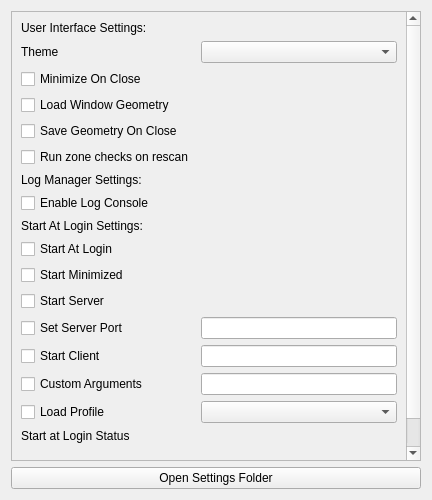
CalcProgrammer1/OpenRGB, file qt/OpenRGBSettingsPage.ui: the form before one commit.
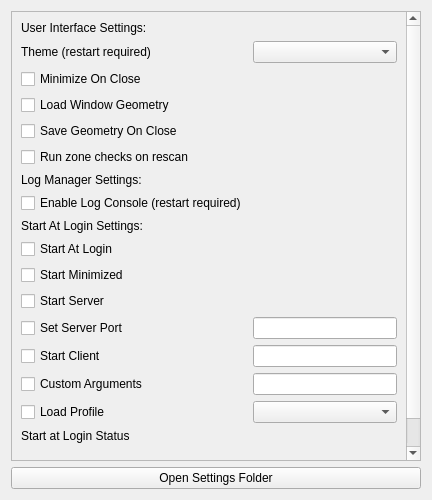
The form after the commit.

Commit message: Add a 'restart required' info near the theme and log console settings

```diff
--- a/qt/OpenRGBSettingsPage.ui
+++ b/qt/OpenRGBSettingsPage.ui
@@ -24,8 +24,8 @@
        <rect>
         <x>0</x>
         <y>0</y>
-        <width>405</width>
-        <height>465</height>
+        <width>398</width>
+        <height>554</height>
        </rect>
       </property>
       <layout class="QGridLayout" name="gridLayout_3">
@@ -150,14 +150,14 @@
        <item row="3" column="0">
         <widget class="QLabel" name="ThemeLabel">
          <property name="text">
-          <string>Theme</string>
+          <string>Theme (restart required)</string>
          </property>
         </widget>
        </item>
        <item row="9" column="0">
         <widget class="QCheckBox" name="CheckboxLogConsole">
          <property name="text">
-          <string>Enable Log Console</string>
+          <string>Enable Log Console (restart required)</string>
          </property>
         </widget>
        </item>
```
